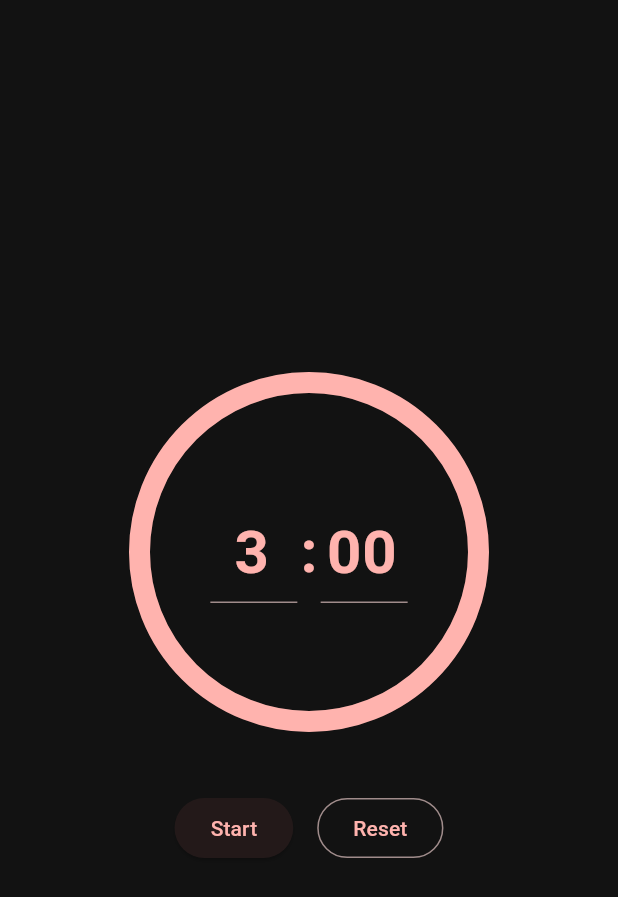
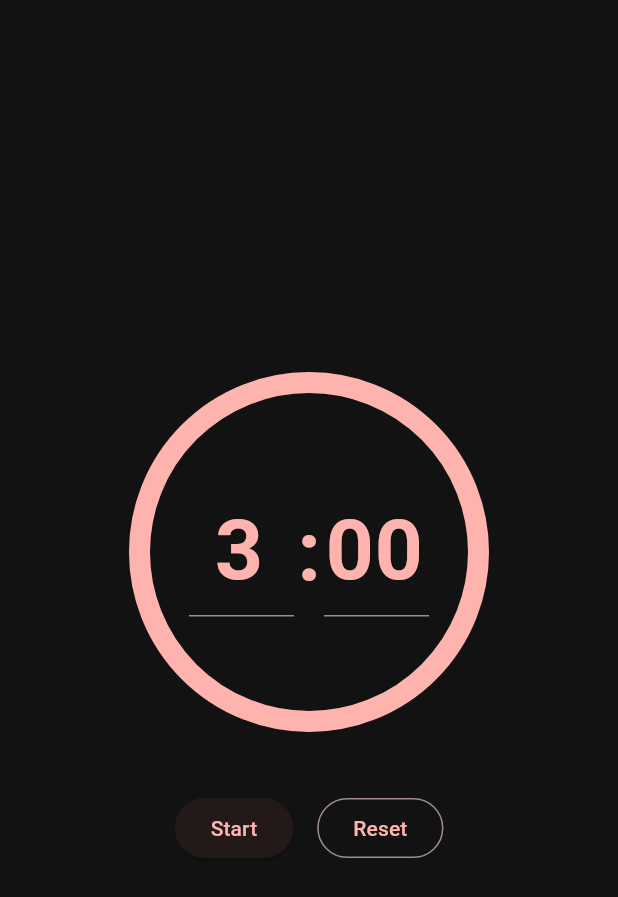
Before and after one commit to Yama384/boxing_app, a Flutter app: the SimpleTimerTab widget shown alone on an empty page, opened directly, on a phone screen of 412 x 824 dp. Shown: the top 897 px of the screen. Run offline on Flutter 3.47's test engine with Material 3 defaults, Android fonts, the phone set to English and light mode, and no system bars; our stand-ins replace audioplayers.

Commit message:
Timer-Screen fertig: größere Eingabeziffern, sauberere Ring-Animation

```diff
--- a/lib/screens/simple_timer_tab.dart
+++ b/lib/screens/simple_timer_tab.dart
@@ -112,7 +112,7 @@ class _SimpleTimerTabState extends State<SimpleTimerTab>
   Widget _buildTimeInput(BuildContext context) {
     final editableColor = Theme.of(context).colorScheme.primary;
     final editStyle = TextStyle(
-      fontSize: 40,
+      fontSize: 56,
       fontWeight: _timeFontWeight,
       fontFeatures: _timeFontFeatures,
       color: editableColor,
@@ -122,7 +122,7 @@ class _SimpleTimerTabState extends State<SimpleTimerTab>
       crossAxisAlignment: CrossAxisAlignment.center,
       children: [
         SizedBox(
-          width: 58,
+          width: 70,
           child: TextField(
             controller: _minutesController,
             keyboardType: TextInputType.number,
@@ -130,6 +130,7 @@ class _SimpleTimerTabState extends State<SimpleTimerTab>
             style: editStyle,
             decoration: const InputDecoration(
               isDense: true,
+              contentPadding: EdgeInsets.only(bottom: 2),
               border: UnderlineInputBorder(),
             ),
           ),
@@ -139,7 +140,7 @@ class _SimpleTimerTabState extends State<SimpleTimerTab>
           child: Text(':', style: editStyle),
         ),
         SizedBox(
-          width: 58,
+          width: 70,
           child: TextField(
             controller: _secondsController,
             keyboardType: TextInputType.number,
@@ -147,6 +148,7 @@ class _SimpleTimerTabState extends State<SimpleTimerTab>
             style: editStyle,
             decoration: const InputDecoration(
               isDense: true,
+              contentPadding: EdgeInsets.only(bottom: 2),
               border: UnderlineInputBorder(),
             ),
           ),
--- a/lib/widgets/circular_timer_display.dart
+++ b/lib/widgets/circular_timer_display.dart
@@ -32,6 +32,12 @@ class CircularTimerDisplay extends StatelessWidget {
       duration: const Duration(milliseconds: 500),
       curve: Curves.easeOutBack,
       builder: (context, appear, ring) {
+        // Sobald die Einblend-Animation fertig ist (appear >= 1), den Ring
+        // ohne jede Opacity-/Transform-Ebene zurückgeben -- eine dauerhaft
+        // bestehende Transform-Ebene (selbst bei Skalierung 1.0) kann beim
+        // ständigen Neuzeichnen des Rings leicht unsaubere Kanten
+        // verursachen.
+        if (appear >= 1.0) return ring!;
         return Opacity(
           opacity: appear.clamp(0.0, 1.0),
           child: Transform.scale(scale: appear, child: ring),
```
